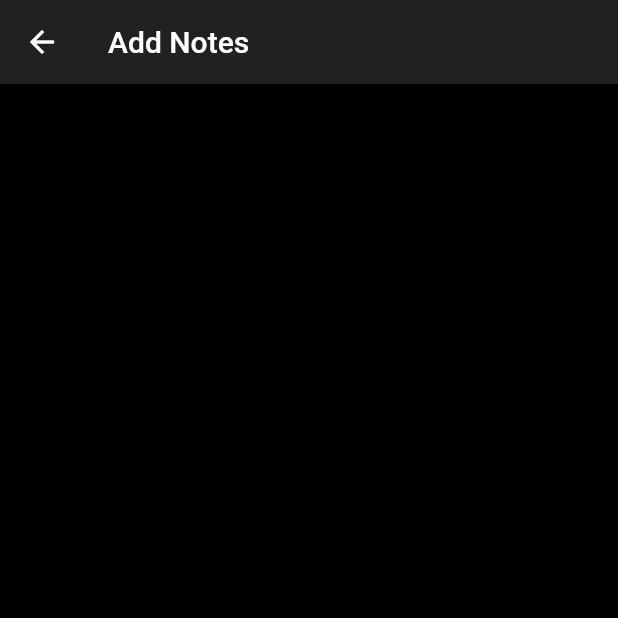
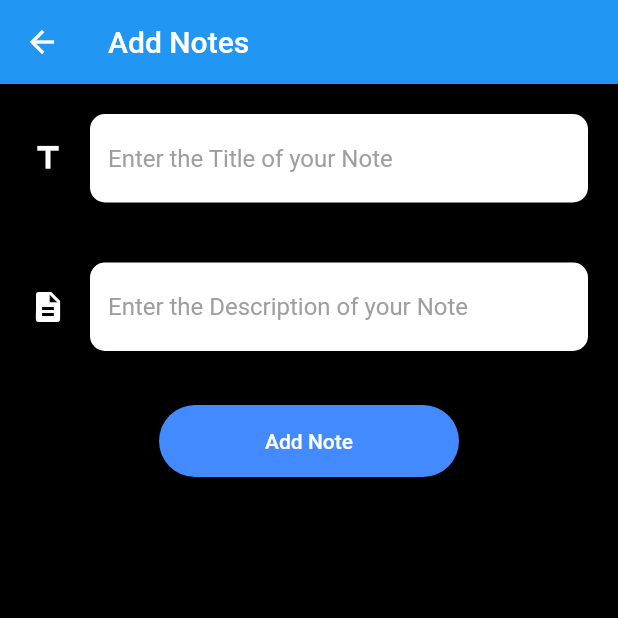
Before and after one commit to ayan2809/Instant-Notes, a Flutter app: the AddNote screen opened by its route, on a phone screen of 412 x 824 dp, the top half of it. Run offline on Flutter 3.47's test engine with Material 2 defaults, Android fonts, the phone set to English and light mode, and no system bars; our stand-ins replace animated_text_kit, firebase_auth, firebase_core; accounts and stored records are empty.

```diff
--- /dev/null
+++ b/lib/constants.dart
@@ -0,0 +1,29 @@
+import 'package:flutter/material.dart';
+const kTextFieldStyle = InputDecoration(
+  filled: true,
+  fillColor: Colors.white,
+  icon: Icon(
+    Icons.title,
+    color: Colors.white,
+  ),
+  hintText: 'Enter the Title of your Note',
+  hintStyle: TextStyle(color: Colors.grey),
+  border: OutlineInputBorder(
+    borderRadius: BorderRadius.all(Radius.circular(10.0)),
+    borderSide: BorderSide.none,
+  ),
+);
+const kTextFieldStyle2 = InputDecoration(
+  filled: true,
+  fillColor: Colors.white,
+  icon: Icon(
+    Icons.description,
+    color: Colors.white,
+  ),
+  hintText: 'Enter the Description of your Note',
+  hintStyle: TextStyle(color: Colors.grey),
+  border: OutlineInputBorder(
+    borderRadius: BorderRadius.all(Radius.circular(10.0)),
+    borderSide: BorderSide.none,
+  ),
+);
--- a/lib/screens/add_note.dart
+++ b/lib/screens/add_note.dart
@@ -1,4 +1,6 @@
 import 'package:flutter/material.dart';
+import 'package:instant_notes/constants.dart';
+import 'package:instant_notes/screens/view_note.dart';
 class AddNote extends StatefulWidget {
   static String id='add-note';
   @override
@@ -6,14 +8,73 @@ class AddNote extends StatefulWidget {
 }
 
 class _AddNoteState extends State<AddNote> {
+
+  String title;
+  String description;
   @override
   Widget build(BuildContext context) {
     return Scaffold(
       backgroundColor: Colors.black,
       appBar: AppBar(
-        title: Text("Add Notes"),
+        backgroundColor: Colors.blue,
+        title: Text("Add Notes",
+        textAlign: TextAlign.center,
+        ),
+      ),body: Container(
+      child: SafeArea(
+        child: Column(
+          children: <Widget>[
+            Container(
+              padding: EdgeInsets.all(20.0),
+              child: TextField(
+                style: TextStyle(
+                    color: Colors.black
+                ),
+                decoration: kTextFieldStyle,
+                onChanged: (value){
+                  print(value);
+                  title=value;
+                },
+              ),
+            ),
+            Container(
+              padding: EdgeInsets.all(20.0),
+              child: TextField(
+                style: TextStyle(
+                    color: Colors.black
+                ),
+                decoration: kTextFieldStyle2,
+                onChanged: (value){
+                  print(value);
+                  description=value;
+                },
+              ),
+            ),
+
+            Padding(
+              padding: EdgeInsets.symmetric(vertical: 16.0),
+              child: Material(
+                color: Colors.blueAccent,
+                borderRadius: BorderRadius.circular(30.0),
+                elevation: 5.0,
+                child: MaterialButton(
+                  onPressed: () {
+                    print(title);
+                    print(description);
+                    Navigator.pushNamed(context, ViewNote.id );
+                  },
+                  minWidth: 200.0,
+                  height: 42.0,
+                  child: Text(
+                    'Add Note',
+                  ),
+                ),
+              ),
+            ),
+          ],
+        ),
       ),
-
+    ),
 
     );
   }
--- a/lib/screens/view_note.dart
+++ b/lib/screens/view_note.dart
@@ -1,6 +1,9 @@
 import 'package:flutter/material.dart';
 import 'package:instant_notes/screens/add_note.dart';
 import 'package:instant_notes/screens/reusable_card.dart';
+import 'package:firebase_auth/firebase_auth.dart';
+import 'package:instant_notes/screens/registration_screen.dart';
+
 class ViewNote extends StatefulWidget {
   static String id='view_note';
   @override
@@ -8,6 +11,23 @@ class ViewNote extends StatefulWidget {
 }
 
 class _ViewNoteState extends State<ViewNote> {
+  final _auth =FirebaseAuth.instance;
+  FirebaseUser loggedInUser;
+
+  @override
+  void initState() {
+    getCurrentUser();
+    super.initState();
+  }
+
+  void getCurrentUser() async {
+    final user= await _auth.currentUser;
+    if(user !=null){
+      loggedInUser =user;
+      print(loggedInUser.email);
+    }
+
+  }
   @override
   Widget build(BuildContext context) {
     return MaterialApp(
```
Also changed, not shown: lib/main.dart (+9 -2 lines), lib/screens/login_screen.dart (+16 -0 lines), lib/screens/registration_screen.dart (+37 -4 lines).
